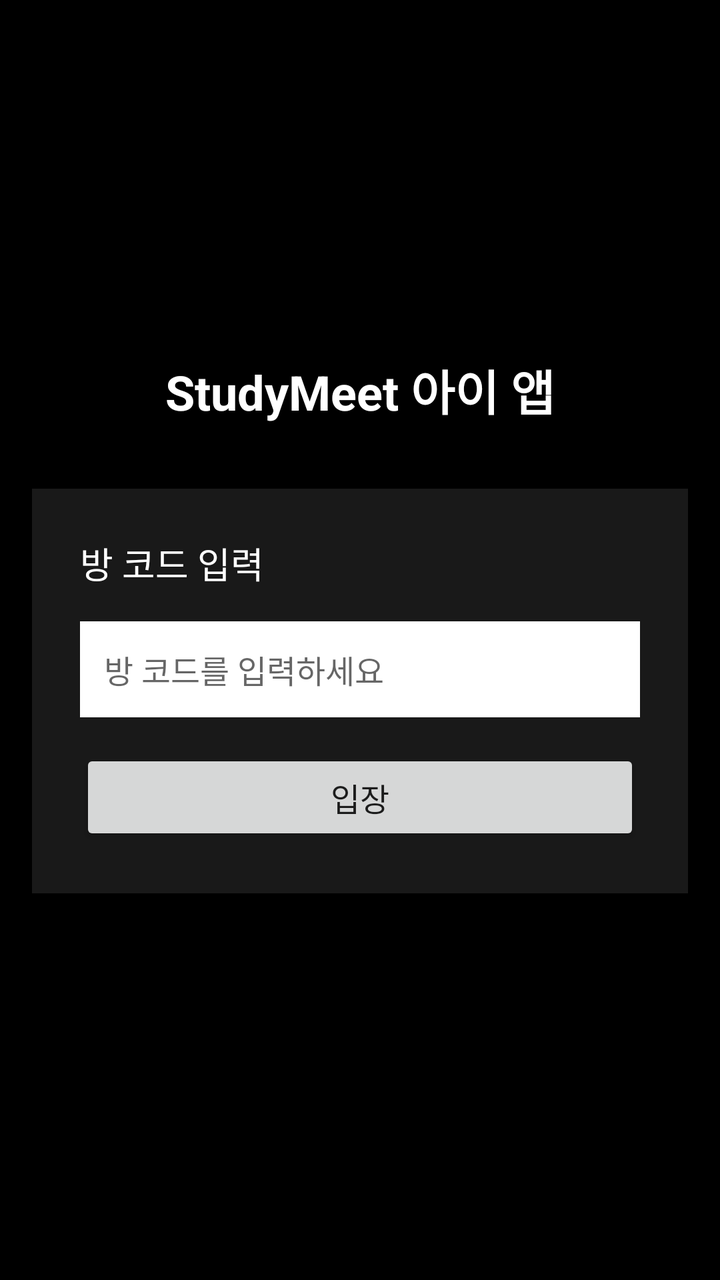
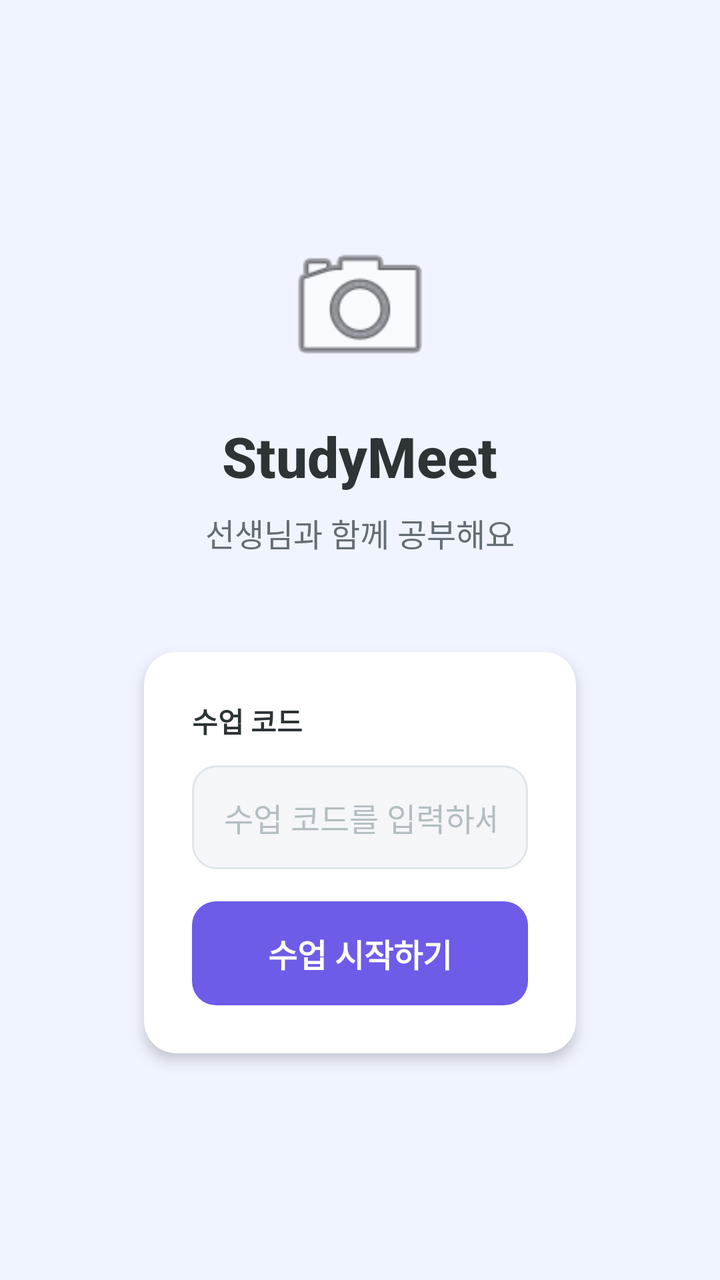

Compare the two renders of this Android layout. The source of the first and the diff that turns it into the second are given below.
<!-- AndroidManifest.xml: application theme Theme.ChildApp -->
<!-- res/layout/activity_main.xml -->
<?xml version="1.0" encoding="utf-8"?>
<FrameLayout xmlns:android="http://schemas.android.com/apk/res/android"
    xmlns:app="http://schemas.android.com/apk/res-auto"
    android:layout_width="match_parent"
    android:layout_height="match_parent"
    android:background="@android:color/black">

    
    <androidx.camera.view.PreviewView
        android:id="@+id/local_preview"
        android:layout_width="1dp"
        android:layout_height="1dp"
        android:visibility="gone" />

    
    <FrameLayout
        android:id="@+id/remote_video_container"
        android:layout_width="match_parent"
        android:layout_height="match_parent"
        android:visibility="gone" />

    
    <LinearLayout
        android:id="@+id/entry_ui"
        android:layout_width="match_parent"
        android:layout_height="match_parent"
        android:orientation="vertical"
        android:background="@android:color/black"
        android:padding="16dp"
        android:gravity="center_vertical">

        <TextView
            android:layout_width="match_parent"
            android:layout_height="wrap_content"
            android:text="StudyMeet 아이 앱"
            android:textColor="@android:color/white"
            android:textSize="24sp"
            android:textStyle="bold"
            android:gravity="center"
            android:layout_marginBottom="32dp" />

        
        <LinearLayout
            android:id="@+id/room_input_layout"
            android:layout_width="match_parent"
            android:layout_height="wrap_content"
            android:background="#80333333"
            android:orientation="vertical"
            android:padding="24dp"
            android:layout_marginBottom="16dp">

            <TextView
                android:layout_width="match_parent"
                android:layout_height="wrap_content"
                android:text="방 코드 입력"
                android:textColor="@android:color/white"
                android:textSize="18sp"
                android:layout_marginBottom="16dp" />

            <EditText
                android:id="@+id/room_code_input"
                android:layout_width="match_parent"
                android:layout_height="48dp"
                android:background="@android:color/white"
                android:hint="방 코드를 입력하세요"
                android:padding="12dp"
                android:textSize="16sp"
                android:layout_marginBottom="16dp" />

            <Button
                android:id="@+id/join_room_button"
                android:layout_width="match_parent"
                android:layout_height="48dp"
                android:text="입장"
                android:textSize="16sp" />
        </LinearLayout>
    </LinearLayout>

    
    <LinearLayout
        android:id="@+id/call_controls"
        android:layout_width="match_parent"
        android:layout_height="wrap_content"
        android:layout_gravity="bottom|center_horizontal"
        android:orientation="horizontal"
        android:background="#CC000000"
        android:padding="16dp"
        android:visibility="gone">

        <Button
            android:id="@+id/end_call_button"
            android:layout_width="match_parent"
            android:layout_height="48dp"
            android:text="통화 종료"
            android:textSize="14sp"
            android:visibility="gone" />
    </LinearLayout>

</FrameLayout>
<!-- resources referenced by this layout -->
<resources>
  <style name="Theme.ChildApp" parent="Theme.AppCompat.Light.DarkActionBar">
          <item name="colorPrimary">@color/primary</item>
          <item name="colorPrimaryDark">@color/primary_dark</item>
          <item name="colorAccent">@color/accent</item>
      </style>
  <color name="primary">#667eea</color>
  <color name="primary_dark">#5568d3</color>
  <color name="accent">#764ba2</color>
</resources>

<!-- the commit's change to res/layout/activity_main.xml (unified diff, before → after) -->
@@ -1,9 +1,8 @@
 <?xml version="1.0" encoding="utf-8"?>
 <FrameLayout xmlns:android="http://schemas.android.com/apk/res/android"
-    xmlns:app="http://schemas.android.com/apk/res-auto"
     android:layout_width="match_parent"
     android:layout_height="match_parent"
-    android:background="@android:color/black">
+    android:background="#F0F4FF">
 
     
     <androidx.camera.view.PreviewView
@@ -25,55 +24,89 @@
         android:layout_width="match_parent"
         android:layout_height="match_parent"
         android:orientation="vertical"
-        android:background="@android:color/black"
-        android:padding="16dp"
-        android:gravity="center_vertical">
+        android:gravity="center"
+        android:padding="32dp"
+        android:background="#F0F4FF">
+
+        
+        <ImageView
+            android:layout_width="80dp"
+            android:layout_height="80dp"
+            android:src="@android:drawable/ic_menu_camera"
+            android:layout_marginBottom="16dp"
+            android:contentDescription="앱 아이콘" />
 
         <TextView
+            android:layout_width="wrap_content"
+            android:layout_height="wrap_content"
+            android:text="StudyMeet"
+            android:textColor="#2D3436"
+            android:textSize="28sp"
+            android:textStyle="bold"
+            android:fontFamily="sans-serif-medium"
+            android:layout_marginBottom="8dp" />
+
+        <TextView
+            android:layout_width="wrap_content"
+            android:layout_height="wrap_content"
+            android:text="선생님과 함께 공부해요"
+            android:textColor="#636E72"
+            android:textSize="16sp"
+            android:layout_marginBottom="48dp" />
+
+        
+        <androidx.cardview.widget.CardView
             android:layout_width="match_parent"
             android:layout_height="wrap_content"
-            android:text="StudyMeet 아이 앱"
-            android:textColor="@android:color/white"
-            android:textSize="24sp"
-            android:textStyle="bold"
-            android:gravity="center"
-            android:layout_marginBottom="32dp" />
+            android:layout_marginHorizontal="40dp"
+            app:cardCornerRadius="16dp"
+            app:cardElevation="4dp"
+            app:cardBackgroundColor="#FFFFFF"
+            xmlns:app="http://schemas.android.com/apk/res-auto">
 
-        
-        <LinearLayout
-            android:id="@+id/room_input_layout"
-            android:layout_width="match_parent"
-            android:layout_height="wrap_content"
-            android:background="#80333333"
-            android:orientation="vertical"
-            android:padding="24dp"
-            android:layout_marginBottom="16dp">
-
-            <TextView
+            <LinearLayout
                 android:layout_width="match_parent"
                 android:layout_height="wrap_content"
-                android:text="방 코드 입력"
-                android:textColor="@android:color/white"
-                android:textSize="18sp"
-                android:layout_marginBottom="16dp" />
+                android:orientation="vertical"
+                android:padding="24dp">
 
-            <EditText
-                android:id="@+id/room_code_input"
-                android:layout_width="match_parent"
-                android:layout_height="48dp"
-                android:background="@android:color/white"
-                android:hint="방 코드를 입력하세요"
-                android:padding="12dp"
-                android:textSize="16sp"
-                android:layout_marginBottom="16dp" />
+                <TextView
+                    android:layout_width="wrap_content"
+                    android:layout_height="wrap_content"
+                    android:text="수업 코드"
+                    android:textColor="#2D3436"
+                    android:textSize="14sp"
+                    android:textStyle="bold"
+                    android:layout_marginBottom="12dp" />
 
-            <Button
-                android:id="@+id/join_room_button"
-                android:layout_width="match_parent"
-                android:layout_height="48dp"
-                android:text="입장"
-                android:textSize="16sp" />
-        </LinearLayout>
+                <EditText
+                    android:id="@+id/room_code_input"
+                    android:layout_width="match_parent"
+                    android:layout_height="52dp"
+                    android:background="@drawable/edit_text_bg"
+                    android:hint="수업 코드를 입력하세요"
+                    android:textColorHint="#B2BEC3"
+                    android:textColor="#2D3436"
+                    android:textSize="16sp"
+                    android:paddingHorizontal="16dp"
+                    android:singleLine="true"
+                    android:layout_marginBottom="16dp"
+                    android:importantForAutofill="no"
+                    android:inputType="text" />
+
+                <Button
+                    android:id="@+id/join_room_button"
+                    android:layout_width="match_parent"
+                    android:layout_height="52dp"
+                    android:text="수업 시작하기"
+                    android:textSize="16sp"
+                    android:textColor="#FFFFFF"
+                    android:textStyle="bold"
+                    android:background="@drawable/btn_primary_bg"
+                    android:stateListAnimator="@null" />
+
+            </LinearLayout>
+        </androidx.cardview.widget.CardView>
     </LinearLayout>
 
     
@@ -83,8 +116,6 @@
         android:layout_height="wrap_content"
         android:layout_gravity="bottom|center_horizontal"
         android:orientation="horizontal"
-        android:background="#CC000000"
-        android:padding="16dp"
         android:visibility="gone">
 
         <Button
@@ -92,7 +123,6 @@
             android:layout_width="match_parent"
             android:layout_height="48dp"
             android:text="통화 종료"
-            android:textSize="14sp"
             android:visibility="gone" />
     </LinearLayout>
 
<!-- resource entries referenced after the edit -->
@@ -1,5 +1,20 @@
 <!-- resources referenced by this layout -->
 <resources>
+  <!-- drawable btn_primary_bg (drawable) -->
+  <?xml version="1.0" encoding="utf-8"?>
+  <shape xmlns:android="http://schemas.android.com/apk/res/android"
+      android:shape="rectangle">
+      <solid android:color="#6C5CE7" />
+      <corners android:radius="12dp" />
+  </shape>
+  <!-- drawable edit_text_bg (drawable) -->
+  <?xml version="1.0" encoding="utf-8"?>
+  <shape xmlns:android="http://schemas.android.com/apk/res/android"
+      android:shape="rectangle">
+      <solid android:color="#F5F6FA" />
+      <corners android:radius="12dp" />
+      <stroke android:width="1dp" android:color="#DFE6E9" />
+  </shape>
   <style name="Theme.ChildApp" parent="Theme.AppCompat.Light.DarkActionBar">
           <item name="colorPrimary">@color/primary</item>
           <item name="colorPrimaryDark">@color/primary_dark</item>
